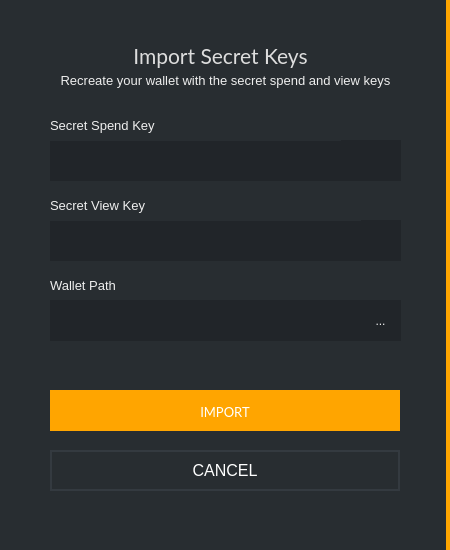
Before: the Qt Designer form src/gui/ui/importsecretkeys.ui in ConcealNetwork/conceal-desktop, drawn with Qt 5.
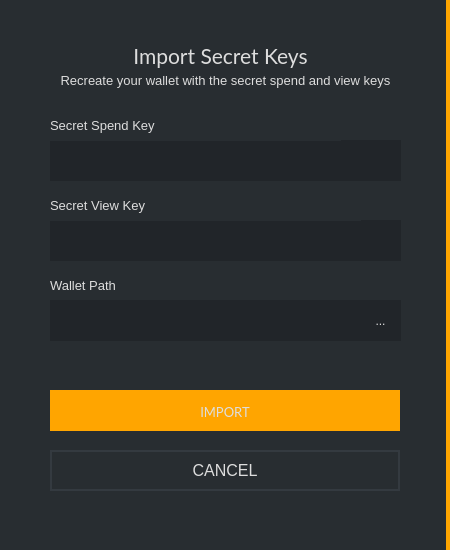
After: the same form once the commit is applied.

Diff of the .ui file:
```diff
--- a/src/gui/ui/importsecretkeys.ui
+++ b/src/gui/ui/importsecretkeys.ui
@@ -14,7 +14,7 @@
    <string>Dialog</string>
   </property>
   <property name="styleSheet">
-   <string notr="true">background-color: #212529; color: #eee; border: 0px;</string>
+   <string notr="true">background-color: #212529; color: #ddd; border: 0px;</string>
   </property>
   <widget class="QGroupBox" name="groupBox">
    <property name="geometry">
@@ -104,7 +104,7 @@
      </font>
     </property>
     <property name="styleSheet">
-     <string notr="true">color: #eee;border-right: 0px;font-size: 13px;</string>
+     <string notr="true">color: #ddd;border-right: 0px;font-size: 13px;</string>
     </property>
     <property name="text">
      <string>Secret Spend Key</string>
@@ -125,7 +125,7 @@
      </font>
     </property>
     <property name="styleSheet">
-     <string notr="true">color: #eee;border-right: 0px;font-size: 13px;</string>
+     <string notr="true">color: #ddd;border-right: 0px;font-size: 13px;</string>
     </property>
     <property name="text">
      <string>Wallet Path</string>
@@ -146,7 +146,7 @@
      </font>
     </property>
     <property name="styleSheet">
-     <string notr="true">color: #eee;border-right: 0px;font-size: 13px;</string>
+     <string notr="true">color: #ddd;border-right: 0px;font-size: 13px;</string>
     </property>
     <property name="text">
      <string>Secret View Key</string>
@@ -193,7 +193,7 @@
     <property name="styleSheet">
      <string notr="true">background-color: #212529;
 border-right: 0px;
-color: #eee;
+color: #ddd;
 padding: 5px;
 </string>
     </property>
@@ -222,7 +222,7 @@
      </font>
     </property>
     <property name="styleSheet">
-     <string notr="true">color: white; border: 2px solid #343a40; font-size: 16px; background-color: #21259;</string>
+     <string notr="true">color: #ddd; border: 2px solid #343a40; font-size: 16px; background-color: #21259;</string>
     </property>
     <property name="text">
      <string>CANCEL</string>
@@ -250,7 +250,7 @@
      </font>
     </property>
     <property name="styleSheet">
-     <string notr="true">color: white; background-color: orange; border-top: 3px solid orange;
+     <string notr="true">color: #ddd; background-color: orange; border-top: 3px solid orange;
 border-right: 0px;</string>
     </property>
     <property name="text">
@@ -297,7 +297,7 @@
      </font>
     </property>
     <property name="styleSheet">
-     <string notr="true">color: #eee;border-right: 0px;font-size: 13px;</string>
+     <string notr="true">color: #ddd;border-right: 0px;font-size: 13px;</string>
     </property>
     <property name="text">
      <string>Recreate your wallet with the secret spend and view keys</string>
```
